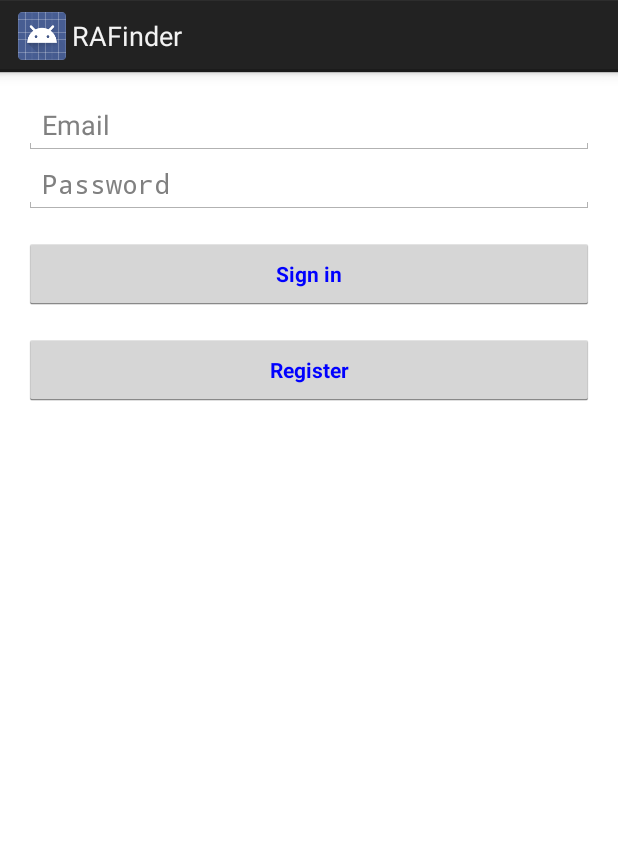
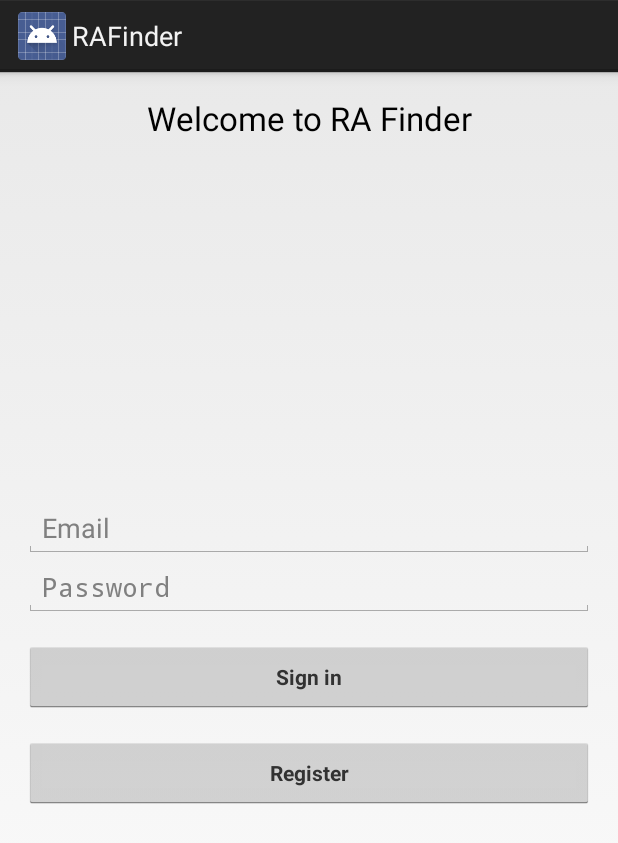
Before and after one commit to lelisadav/CSSE473ONLCarterDavey, an Android app: the layout activity_login.xml on its own in the app's theme, with its tools: preview values and no code run, on a phone screen of 412 x 824 dp. Shown: the top 843 px of the screen. Run offline under Robolectric (Android 15) with nearby library versions, the phone set to English and light mode, and no system bars.

Commit message:
added Firebase dependency, removed email editability, formatted login stuff

```diff
--- a/Project/RAFinder/app/build.gradle
+++ b/Project/RAFinder/app/build.gradle
@@ -21,7 +21,7 @@ android {
 
 dependencies {
     compile fileTree(dir: 'libs', include: ['*.jar'])
-    compile 'com.firebase:firebase-client-android:2.3.1+'
     compile 'joda-time:joda-time:2.8.1'
     compile 'com.android.support:support-v4:22.2.0'
+    compile 'com.firebase:firebase-client-android:2.3.1'
 }
--- a/Project/RAFinder/app/src/main/AndroidManifest.xml
+++ b/Project/RAFinder/app/src/main/AndroidManifest.xml
@@ -4,6 +4,8 @@
 
     <uses-permission android:name="android.permission.CALL_PHONE" />
     <uses-permission android:name="android.permission.READ_EXTERNAL_STORAGE"/>
+    <uses-permission android:name="android.permission.INTERNET" />
+
     <application
         android:allowBackup="true"
         android:icon="@mipmap/ic_launcher"
--- a/Project/RAFinder/app/src/main/res/layout/activity_login.xml
+++ b/Project/RAFinder/app/src/main/res/layout/activity_login.xml
@@ -1,15 +1,14 @@
-<LinearLayout xmlns:android="http://schemas.android.com/apk/res/android"
+<RelativeLayout xmlns:android="http://schemas.android.com/apk/res/android"
     xmlns:tools="http://schemas.android.com/tools"
     android:layout_width="match_parent"
     android:layout_height="match_parent"
     android:gravity="center_horizontal"
-    android:background="@color/white"
     android:orientation="vertical"
     android:paddingBottom="@dimen/activity_vertical_margin"
     android:paddingLeft="@dimen/activity_horizontal_margin"
     android:paddingRight="@dimen/activity_horizontal_margin"
     android:paddingTop="@dimen/activity_vertical_margin"
-    tools:context="rhit.jrProj.henry.LoginActivity" >
+    tools:context="edu.rosehulman.rafinder.LoginActivity">
 
     <!-- Login progress -->
     <ProgressBar
@@ -20,16 +19,13 @@
         android:background="@color/blue"
         android:visibility="gone" />
 
-    <ScrollView
-        android:id="@+id/login_form"
-        android:layout_width="match_parent"
-        android:layout_height="match_parent" >
-
     <LinearLayout
         android:id="@+id/email_login_form"
         android:layout_width="match_parent"
         android:layout_height="wrap_content"
-            android:orientation="vertical" >
+        android:orientation="vertical"
+        android:layout_centerVertical="true"
+        android:layout_alignParentStart="true">
 
         <AutoCompleteTextView
             android:id="@+id/email"
@@ -45,7 +41,6 @@
             android:layout_width="match_parent"
             android:layout_height="wrap_content"
             android:hint="@string/prompt_password"
-                android:imeActionId="@+id/login"
             android:imeActionLabel="@string/action_sign_in_short"
             android:imeOptions="actionUnspecified"
             android:inputType="textPassword"
@@ -59,7 +54,6 @@
             android:layout_height="wrap_content"
             android:layout_marginTop="16dp"
             android:text="@string/action_sign_in_short"
-                android:textColor="@color/blue"
             android:textStyle="bold" />
 
         <Button
@@ -68,12 +62,20 @@
             android:layout_width="match_parent"
             android:layout_height="wrap_content"
             android:layout_marginTop="16dp"
+            android:onClick="registerNewUser"
             android:text="@string/register"
-                android:textColor="@color/blue"
-                android:textStyle="bold"
-                android:onClick="registerNewUser"/>
+            android:textStyle="bold" />
 
     </LinearLayout>
-    </ScrollView>
 
-</LinearLayout>
+    <TextView
+        android:layout_width="wrap_content"
+        android:layout_height="wrap_content"
+        android:textAppearance="?android:attr/textAppearanceLarge"
+        android:text="@string/welcome_message"
+        android:id="@+id/textView8"
+        android:layout_alignParentTop="true"
+        android:layout_alignParentEnd="true"
+        android:layout_alignParentStart="true"
+        android:gravity="center_horizontal"/>
+</RelativeLayout>
```
Also changed, not shown: Project/RAFinder/app/src/main/java/edu/rosehulman/rafinder/Login.java (+6 -5 lines), Project/RAFinder/app/src/main/java/edu/rosehulman/rafinder/LoginActivity.java (+40 -67 lines), Project/RAFinder/app/src/main/java/edu/rosehulman/rafinder/controller/ProfileFragment.java (+6 -16 lines), Project/RAFinder/app/src/main/res/values/strings.xml (+3 -4 lines), 1 other file. Lines whose indentation alone changed are shown as unchanged.
